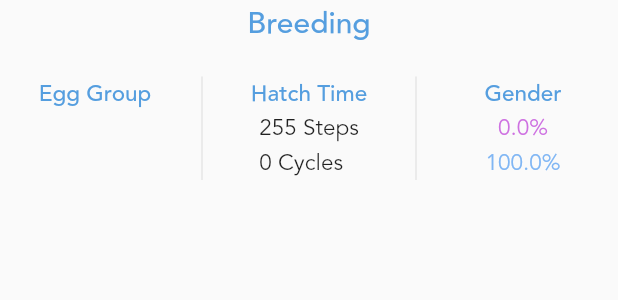
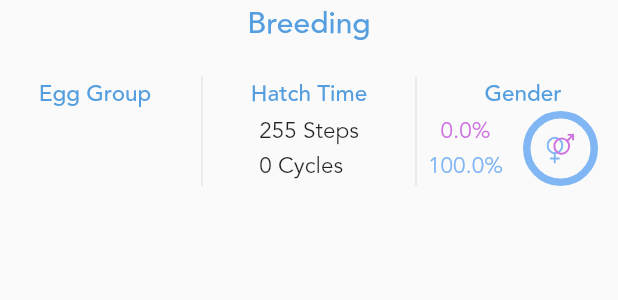
Before and after one commit to quangncv/pokedex_flutter_training, a Flutter app: the _BuildBreeding widget shown alone on an empty page, opened directly with empty values, on a phone screen of 412 x 824 dp. Shown: the top 300 px of the screen. Run offline on Flutter 3.47's test engine with Material 2 defaults, Android fonts, the phone set to English and light mode, and no system bars; drawn by our look-alikes of percent_indicator; our stand-ins replace cached_network_image, dio, flutter_svg, get_it, retrofit; missing offline and left inert: dio_http_cache_lts, numerus; generated files the repository leaves out were written again.

Commit message:
complete pokedex detail

```diff
--- a/lib/common/constants.dart
+++ b/lib/common/constants.dart
@@ -5,6 +5,8 @@ const pokemonImageUrl = 'https://raw.githubusercontent.com/PokeAPI/sprites/maste
 
 class ImageAssets {
   static const ic_logo = 'assets/images/ic_logo.svg';
+  static const ic_gender = 'assets/images/ic_gender.svg';
+  static const ic_capture_rate = 'assets/images/ic_capture_rate.svg';
   static const ic_pokemon = 'assets/images/ic_pokemon.svg';
   static const ic_moves = 'assets/images/ic_moves.svg';
   static const ic_items = 'assets/images/ic_items.svg';
--- a/lib/data/model/pokemon.dart
+++ b/lib/data/model/pokemon.dart
@@ -126,6 +126,7 @@ class Evolution {
 class Move {
   String name;
   int level;
+  String? type;
 
-  Move(this.name, this.level);
+  Move(this.name, this.level, this.type);
 }
--- a/lib/data/model/response/pokemon_response.dart
+++ b/lib/data/model/response/pokemon_response.dart
@@ -64,7 +64,7 @@ class PokemonResponse {
 
     movesByLevelUp?.forEach((element) {
       final detail = element.moveVersionDetails.firstWhere((element) => element.moveLearnMethod.name == 'level-up' && element.versionGroup.name == 'ruby-sapphire');
-      final move = Move(element.move.name, detail.levelLearnedAt);
+      final move = Move(element.move.name, detail.levelLearnedAt, null);
       moveList.add(move);
     });
 
--- a/lib/pages/pokemon_detail/moves/moves_page.dart
+++ b/lib/pages/pokemon_detail/moves/moves_page.dart
@@ -55,8 +55,8 @@ class _BuildItemMoves extends StatelessWidget {
               ],
             ),
           ),
-          const PokemonTypeWidget(
-            type: PokemonTypes.normal,
+          PokemonTypeWidget(
+            type: PokemonTypes.getType(move?.type ?? 'normal'),
           ),
         ],
       ),
--- a/lib/pages/pokemon_detail/stats/stats_page.dart
+++ b/lib/pages/pokemon_detail/stats/stats_page.dart
@@ -1,6 +1,8 @@
 import 'dart:developer';
 
 import 'package:flutter/material.dart';
+import 'package:flutter_svg/flutter_svg.dart';
+import 'package:percent_indicator/circular_percent_indicator.dart';
 import 'package:pokedex_app/common/constants.dart';
 import 'package:pokedex_app/data/model/pokemon.dart';
 import 'package:pokedex_app/data/model/response/type_response.dart';
@@ -39,11 +41,15 @@ class StatsPage extends StatelessWidget {
           const SizedBox(
             height: 20,
           ),
-          _BuildBreeding(pokemon: pokemon,),
+          _BuildBreeding(
+            pokemon: pokemon,
+          ),
           const SizedBox(
             height: 20,
           ),
-          _BuildCapture(pokemon: pokemon,),
+          _BuildCapture(
+            pokemon: pokemon,
+          ),
         ],
       ),
     );
@@ -218,7 +224,7 @@ class _BuildBreeding extends StatelessWidget {
   @override
   Widget build(BuildContext context) {
     var eggGroups = '';
-    for(var i = 0; i < (pokemon.eggGroups?.length ?? 0); i++) {
+    for (var i = 0; i < (pokemon.eggGroups?.length ?? 0); i++) {
       eggGroups += pokemon.eggGroups?[i].capitalize() ?? '';
       if (i < (pokemon.eggGroups?.length ?? 0) - 1) {
         eggGroups += '\n';
@@ -247,10 +253,15 @@ class _BuildBreeding extends StatelessWidget {
                       style:
                           PrimaryFont.medium(15).copyWith(color: kColorWater),
                     ),
-                    Text(
+                    Expanded(
+                      child: Align(
+                        alignment: Alignment.center,
+                        child: Text(
                           eggGroups,
                           style: PrimaryFont.book(15),
                           textAlign: TextAlign.center,
+                        ),
+                      ),
                     )
                   ],
                 ),
@@ -264,9 +275,14 @@ class _BuildBreeding extends StatelessWidget {
                       style:
                           PrimaryFont.medium(15).copyWith(color: kColorWater),
                     ),
-                    Text(
+                    Expanded(
+                      child: Align(
+                        alignment: Alignment.center,
+                        child: Text(
                           '${pokemon.getSteps()} Steps\n${pokemon.hatchCounter} Cycles',
                           style: PrimaryFont.book(15),
+                        ),
+                      ),
                     )
                   ],
                 ),
@@ -280,13 +296,33 @@ class _BuildBreeding extends StatelessWidget {
                       style:
                           PrimaryFont.medium(15).copyWith(color: kColorWater),
                     ),
+                    Row(
+                      children: [
+                        Column(
+                          children: [
                             Text(
                               '${pokemon.femaleRatio()}%',
-                      style: PrimaryFont.book(15).copyWith(color: kColorFemale),
+                              style: PrimaryFont.book(15)
+                                  .copyWith(color: kColorFemale),
                             ),
                             Text(
                               '${pokemon.maleRatio()}%',
-                      style: PrimaryFont.book(15).copyWith(color: kColorMale),
+                              style: PrimaryFont.book(15)
+                                  .copyWith(color: kColorMale),
+                            ),
+                          ],
+                        ),
+                        Expanded(
+                          child: CircularPercentIndicator(
+                            radius: 25,
+                            lineWidth: 5,
+                            percent: pokemon.femaleRatio() / 100,
+                            progressColor: kColorFemale,
+                            backgroundColor: kColorMale,
+                            center: SvgPicture.asset(ImageAssets.ic_gender),
+                          ),
+                        )
+                      ],
                     ),
                   ],
                 ),
@@ -328,9 +364,14 @@ class _BuildCapture extends StatelessWidget {
                       style:
                           PrimaryFont.medium(15).copyWith(color: kColorWater),
                     ),
-                    Text(
+                    Expanded(
+                      child: Align(
+                        alignment: Alignment.center,
+                        child: Text(
                           pokemon.habitat.toString().capitalize(),
                           style: PrimaryFont.book(15),
+                        ),
+                      ),
                     )
                   ],
                 ),
@@ -344,9 +385,14 @@ class _BuildCapture extends StatelessWidget {
                       style:
                           PrimaryFont.medium(15).copyWith(color: kColorWater),
                     ),
-                    Text(
+                    Expanded(
+                      child: Align(
+                        alignment: Alignment.center,
+                        child: Text(
                           pokemon.getGeneration().capitalize(),
                           style: PrimaryFont.book(15),
+                        ),
+                      ),
                     )
                   ],
                 ),
@@ -360,9 +406,21 @@ class _BuildCapture extends StatelessWidget {
                       style:
                           PrimaryFont.medium(15).copyWith(color: kColorWater),
                     ),
+                    Row(
+                      children: [
                         Text(
                           '${pokemon.captureRate}%',
                           style: PrimaryFont.book(15),
+                        ),
+                        Expanded(
+                          child: CircularPercentIndicator(
+                            radius: 25,
+                            percent: (pokemon.captureRate ?? 0) / 100,
+                            center: SvgPicture.asset(ImageAssets.ic_capture_rate),
+                            progressColor: pokemon.mainType().color,
+                          ),
+                        ),
+                      ],
                     )
                   ],
                 ),
--- a/lib/widgets/attribute_widget.dart
+++ b/lib/widgets/attribute_widget.dart
@@ -32,11 +32,13 @@ class AttributeWidget extends StatelessWidget {
         Expanded(
           flex: 9,
           child: LinearPercentIndicator(
+            animation: true,
+            animationDuration: 1000,
             leading: Text(
               value.toString().padLeft(3, '0'),
               style: PrimaryFont.book(14).copyWith(color: kColorValueText),
             ),
-            percent: value / 250,
+            percent: value / 255,
             lineHeight: 10,
             barRadius: const Radius.circular(4),
             backgroundColor: kColorLightGrey,
```
Also changed, not shown: lib/data/repositories/pokemon_repository.dart (+13 -0 lines), assets/images/ic_capture_rate.svg (added), assets/images/ic_gender.svg (added). Lines whose indentation alone changed are shown as unchanged.
